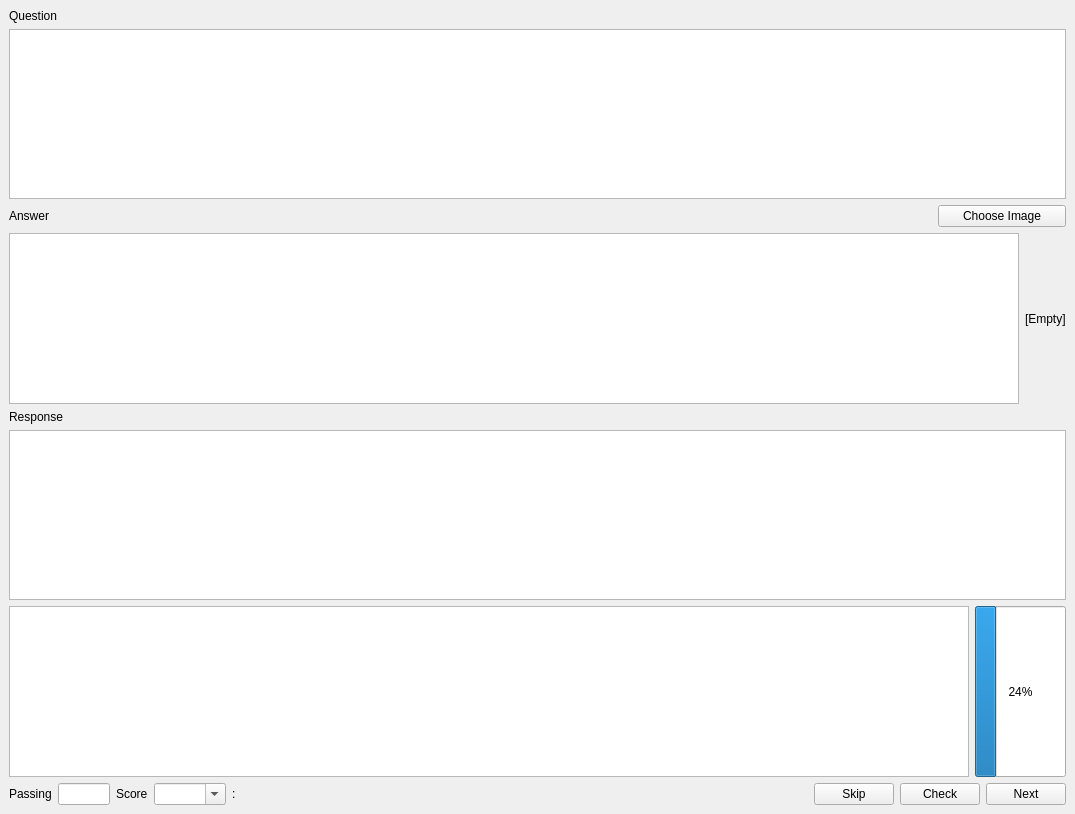
Qt form src/qrammer/window_cramming.ui (alex-lt-kong/qrammer) before a commit.
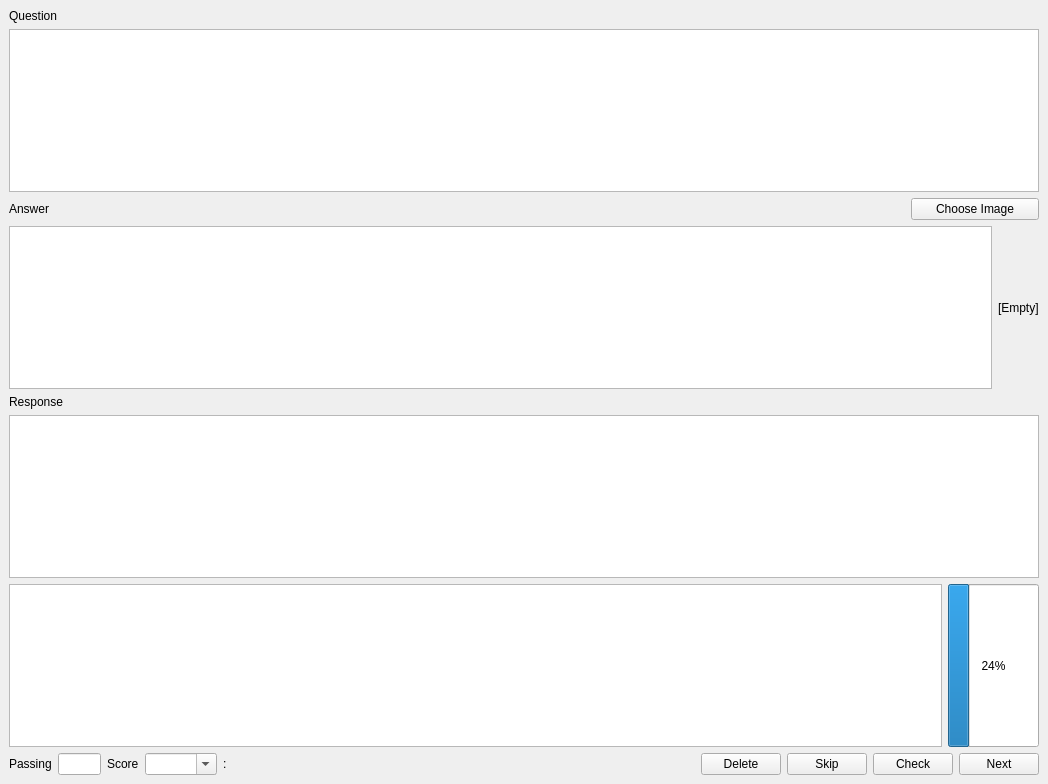
The same form after that commit. Icons and pictures are not drawn.

```diff
--- a/src/qrammer/window_cramming.ui
+++ b/src/qrammer/window_cramming.ui
@@ -6,8 +6,8 @@
    <rect>
     <x>0</x>
     <y>0</y>
-    <width>1075</width>
-    <height>814</height>
+    <width>1048</width>
+    <height>784</height>
    </rect>
   </property>
   <property name="windowTitle">
@@ -129,7 +129,7 @@
      </layout>
     </item>
     <item>
-     <layout class="QHBoxLayout" name="horizontalLayout_4" stretch="1,1,1,1,1,10,1,1,1">
+     <layout class="QHBoxLayout" name="horizontalLayout_4" stretch="1,1,1,1,1,10,0,1,1,1">
       <item>
        <widget class="QLabel" name="label_PassingScore">
         <property name="sizePolicy">
@@ -153,7 +153,7 @@
         </property>
         <property name="maximumSize">
          <size>
-          <width>16777215</width>
+          <width>64</width>
           <height>16777215</height>
          </size>
         </property>
@@ -238,6 +238,13 @@
         </property>
        </spacer>
       </item>
+      <item>
+       <widget class="QPushButton" name="pushButton_Delete">
+        <property name="text">
+         <string>Delete</string>
+        </property>
+       </widget>
+      </item>
       <item>
        <widget class="QPushButton" name="pushButton_Skip">
         <property name="sizePolicy">
```
